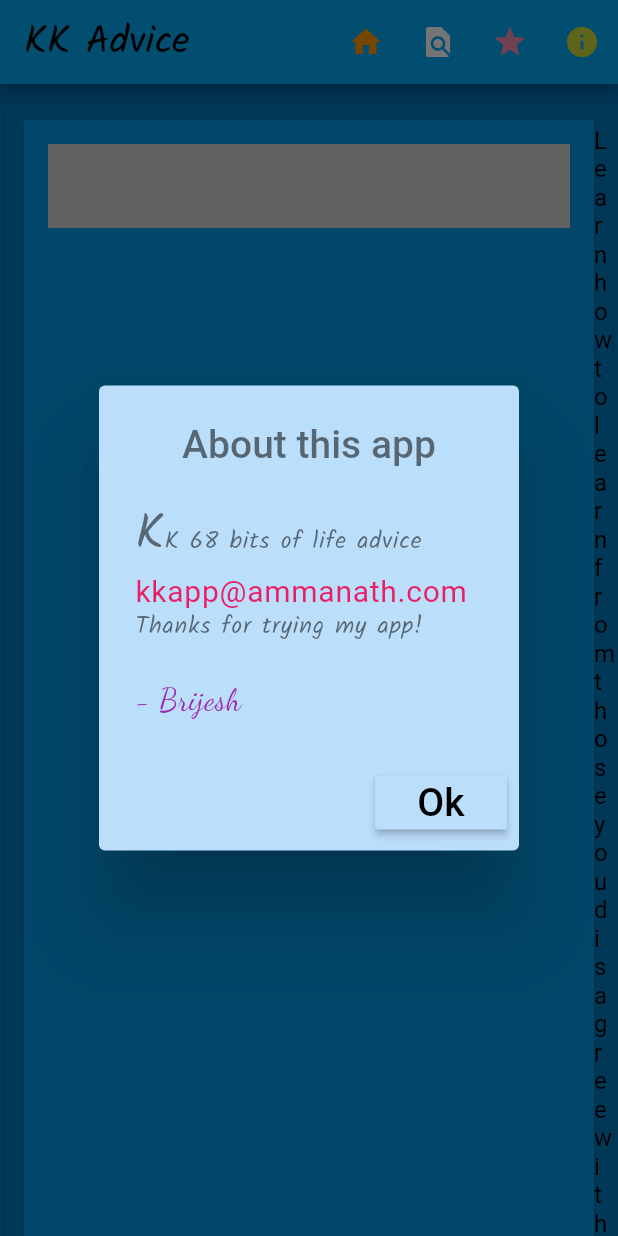
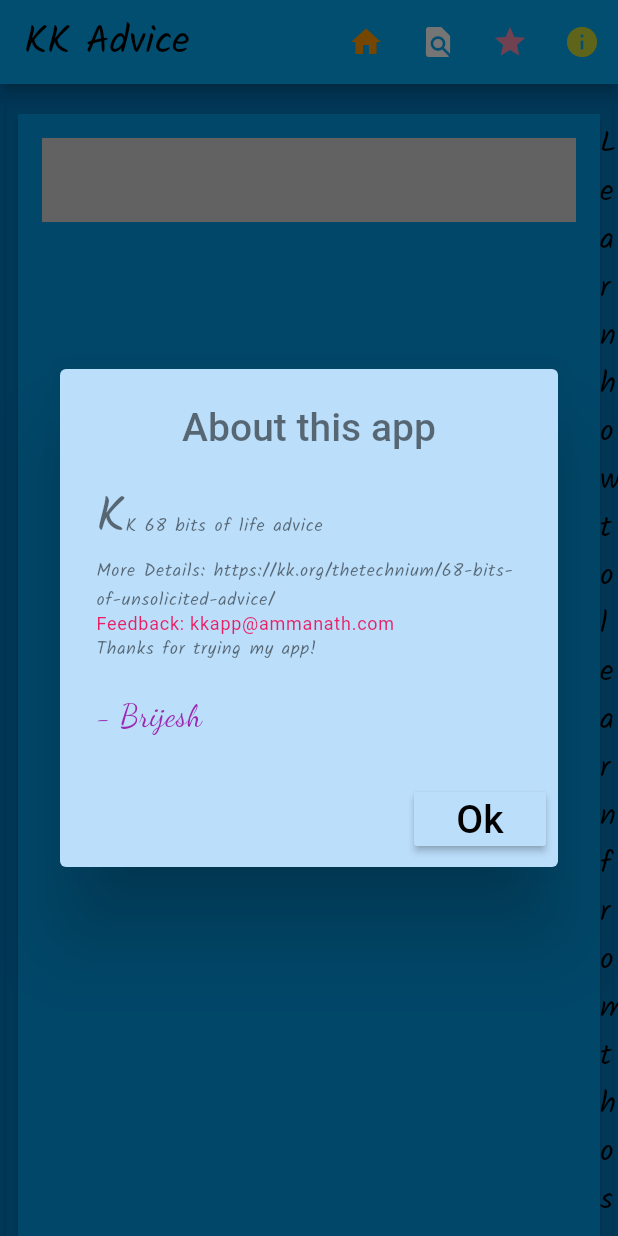
Before and after one commit to ammanath/kk_advice, a Flutter app: the screen it shows after launch, after a tap on the "info" icon, on a phone screen of 412 x 824 dp. Run offline on Flutter 3.47's test engine with Material 2 defaults, Android fonts, the phone set to English and light mode, and no system bars; our stand-ins replace animated_text_kit, google_fonts, rating_dialog; missing offline and left inert: launch_review, rounded_letter; Roboto replaces fonts that are missing (Amarante, Marvel).

Commit message:
changed fonts

```diff
--- a/lib/aboutButton.dart
+++ b/lib/aboutButton.dart
@@ -19,8 +19,9 @@ class AboutButton extends StatelessWidget {
 
   void showAboutDialog(BuildContext context) {
     var textAbout =
-        "KK 68 bits of life advice";
-    String email = "\nkkapp@ammanath.com";
+        "KK 68 bits of life advice \n";
+        String moreDetails = 'More Details: https://kk.org/thetechnium/68-bits-of-unsolicited-advice/';
+    String email = "\nFeedback: kkapp@ammanath.com";
     String thanks =  "\nThanks for trying my app! ";
     String signature = "\n\n- Brijesh";
     showDialog(
@@ -43,15 +44,19 @@ class AboutButton extends StatelessWidget {
                 children: [
                   TextSpan(
                     text: textAbout.substring(1),
-                    style: GoogleFonts.kalam(fontSize: 16, color: Colors.black54),
+                    style: GoogleFonts.kalam(fontSize: 12, color: Colors.black54),
+                  ),
+                  TextSpan(
+                    text: moreDetails,
+                    style: GoogleFonts.kalam(fontSize: 12, color: Colors.black54),
                   ),
                   TextSpan(
                     text: email,
-                    style: GoogleFonts.marvel(fontSize: 20, color: Colors.pink, ),
+                    style: GoogleFonts.marvel(fontSize: 12, color: Colors.pink, ),
                   ),
                   TextSpan(
                     text: thanks,
-                    style: GoogleFonts.kalam(fontSize: 16, color: Colors.black54),
+                    style: GoogleFonts.kalam(fontSize: 12, color: Colors.black54),
                   ),
                   TextSpan(
                     text: signature,
--- a/lib/adviceCard.dart
+++ b/lib/adviceCard.dart
@@ -1,4 +1,5 @@
 import 'package:flutter/material.dart';
+import 'package:google_fonts/google_fonts.dart';
 import 'package:kk_advice/itemData.dart';
 import 'package:kk_advice/popUpText.dart';
 class AdviceCardWidget extends StatelessWidget {
@@ -16,7 +17,7 @@ class AdviceCardWidget extends StatelessWidget {
       color: Colors.black45,
     );
     return Padding(
-      padding: const EdgeInsets.all(8.0),
+      padding: const EdgeInsets.all(4.0),
       child: Card(
         child: Container(
           child: ListTile(
@@ -24,7 +25,7 @@ class AdviceCardWidget extends StatelessWidget {
               title: Text.rich(
                 TextSpan(
                   text: itemData.primaryText,
-                  style: TextStyle(fontSize: 16, color: Colors.black),
+                  style: GoogleFonts.kalam(fontSize: 20, color: Colors.black, ),//TextStyle(fontSize: 16, color: Colors.black),
                   children: [TextSpan(
                     text:' ' + itemData.secondaryText ,
                     style: secondaryStyle)],
--- a/lib/dataCard.dart
+++ b/lib/dataCard.dart
@@ -17,10 +17,7 @@ class DataCardWidget extends StatelessWidget {
     var defaultIcon;
     itemList.forEach((element) {
       if (element.type == 'title') {
-        children.add(Padding(
-          padding: const EdgeInsets.fromLTRB(8.0, 18.0, 0.0, 8.0),
-          child: HeaderTextWidget(itemData: element),
-        ));
+        children.add(HeaderTextWidget(itemData: element));
         defaultIcon = element.refIcon;
       } else if (element.type == 'card') {
         if(element.refIcon==null){
```
